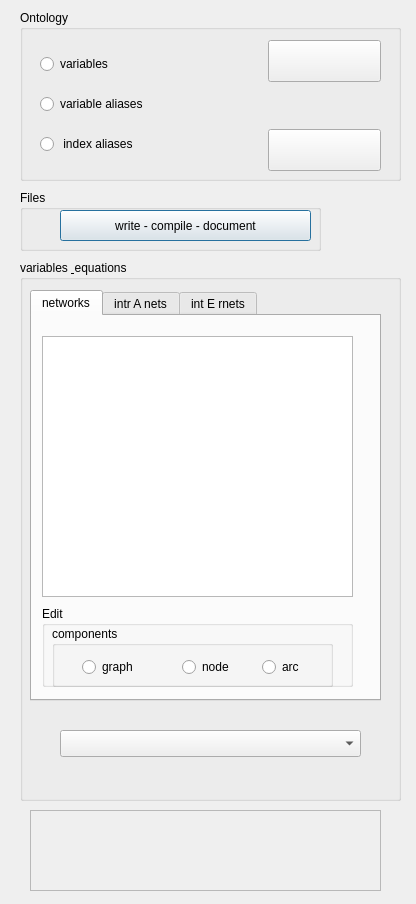
The window that OntologyEquationEditor/ui_ontology_design.ui (heinz-preisig/ProMo-packages-OntologyBuilder) describes before a commit, drawn with Qt 5.
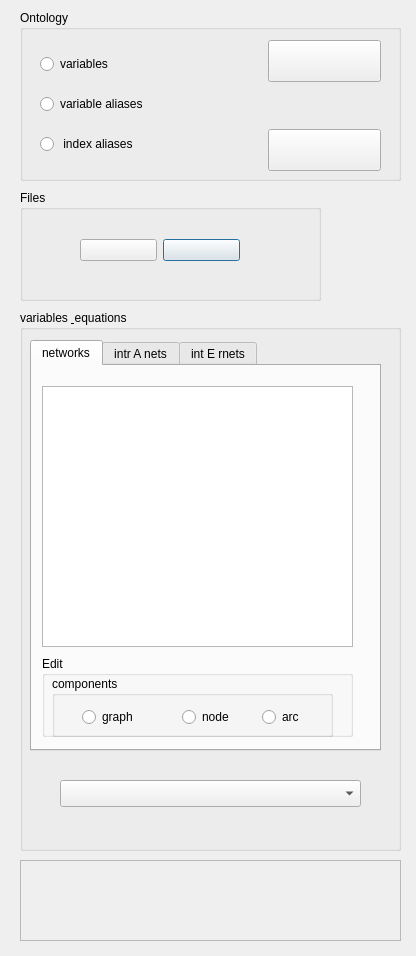
The same window after the commit.

Commit message: adding a variable list to the equation editor to help

What changed in the file:
```diff
--- a/OntologyEquationEditor/ui_ontology_design.ui
+++ b/OntologyEquationEditor/ui_ontology_design.ui
@@ -7,7 +7,7 @@
     <x>0</x>
     <y>0</y>
     <width>416</width>
-    <height>904</height>
+    <height>956</height>
    </rect>
   </property>
   <property name="windowTitle">
@@ -17,7 +17,7 @@
    <property name="geometry">
     <rect>
      <x>20</x>
-     <y>260</y>
+     <y>310</y>
      <width>381</width>
      <height>541</height>
     </rect>
@@ -306,26 +306,45 @@
      <x>20</x>
      <y>190</y>
      <width>301</width>
-     <height>61</height>
+     <height>111</height>
     </rect>
    </property>
    <property name="title">
     <string>Files</string>
    </property>
+   <widget class="QWidget" name="horizontalLayoutWidget">
+    <property name="geometry">
+     <rect>
+      <x>60</x>
+      <y>20</y>
+      <width>160</width>
+      <height>80</height>
+     </rect>
+    </property>
+    <layout class="QHBoxLayout" name="horizontalLayout_2">
+     <item>
    <widget class="QPushButton" name="pushWrite">
-    <property name="geometry">
-     <rect>
-      <x>40</x>
-      <y>20</y>
-      <width>251</width>
-      <height>31</height>
-     </rect>
-    </property>
+       <property name="toolTip">
+        <string>&lt;html&gt;&lt;head/&gt;&lt;body&gt;&lt;p&gt;- compiles into all available code languages&lt;/p&gt;&lt;p&gt;- writes equations and variables as well as index file&lt;/p&gt;&lt;p&gt;- generates latex files with dot graphs&lt;/p&gt;&lt;/body&gt;&lt;/html&gt;</string>
+       </property>
+       <property name="text">
+        <string/>
+       </property>
+       <property name="autoDefault">
+        <bool>false</bool>
+       </property>
+       <property name="default">
+        <bool>true</bool>
+       </property>
+      </widget>
+     </item>
+     <item>
+      <widget class="QPushButton" name="pushShowVariables">
     <property name="toolTip">
      <string>&lt;html&gt;&lt;head/&gt;&lt;body&gt;&lt;p&gt;- compiles into all available code languages&lt;/p&gt;&lt;p&gt;- writes equations and variables as well as index file&lt;/p&gt;&lt;p&gt;- generates latex files with dot graphs&lt;/p&gt;&lt;/body&gt;&lt;/html&gt;</string>
     </property>
     <property name="text">
-     <string>write - compile - document</string>
+        <string/>
     </property>
     <property name="autoDefault">
      <bool>false</bool>
@@ -333,6 +352,9 @@
     <property name="default">
      <bool>true</bool>
     </property>
+      </widget>
+     </item>
+    </layout>
    </widget>
   </widget>
   <widget class="QTextBrowser" name="msgWindow">
@@ -341,9 +363,9 @@
    </property>
    <property name="geometry">
     <rect>
-     <x>30</x>
-     <y>810</y>
-     <width>351</width>
+     <x>20</x>
+     <y>860</y>
+     <width>381</width>
      <height>81</height>
     </rect>
    </property>
```
Left out of the diff: 2 changed lines with no effect on the pictures. Lines whose indentation alone changed are shown as unchanged. The commit also changes 45 other files.
